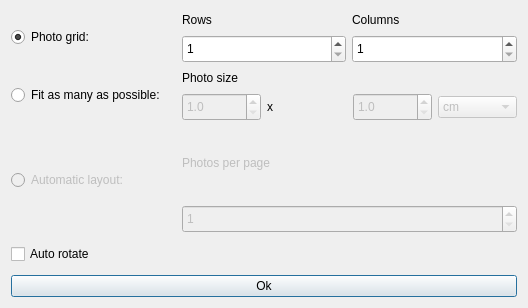
RPhay/MyDigikam, file core/dplugins/generic/tools/printcreator/ui/advprintcustomlayout.ui: the form before one commit.
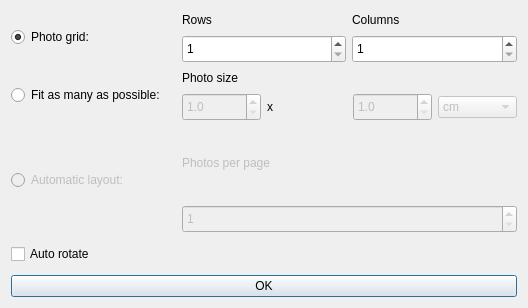
The form after the commit.

Commit message: i18n: "Ok" -> "OK"

Patch:
```diff
--- a/core/dplugins/generic/tools/printcreator/ui/advprintcustomlayout.ui
+++ b/core/dplugins/generic/tools/printcreator/ui/advprintcustomlayout.ui
@@ -385,7 +385,7 @@
    <item>
     <widget class="QPushButton" name="m_doneButton">
      <property name="text">
-      <string>Ok</string>
+      <string>OK</string>
      </property>
     </widget>
    </item>
```
